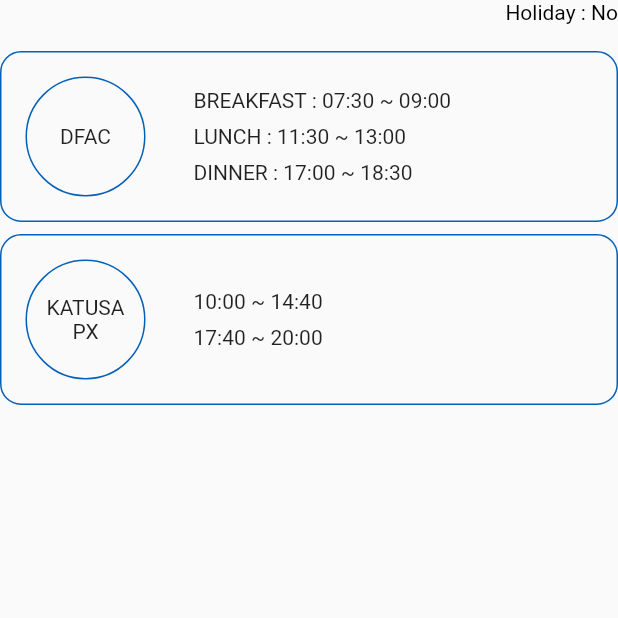
After one commit to kohj1018/my_casey, a Flutter app: the OpeningHoursScreen screen opened directly, on a phone screen of 412 x 824 dp, the top half of it. The commit adds this screen. Run offline on Flutter 3.47's test engine with Material 2 defaults, Android fonts, the phone set to English and light mode, and no system bars; our stand-ins replace easy_localization, shared_preferences, table_calendar; accounts and stored records are empty.

Commit message:
[add] 운영 시간 페이지 및 로직 구현 완료

```diff
--- a/assets/translations/en.json
+++ b/assets/translations/en.json
@@ -12,5 +12,6 @@
   "schedule": "Schedule",
   "busTimeTable": "{} Bus Timetable",
   "weekday": "Weekday",
-  "weekend": "Weekend"
+  "weekend": "Weekend",
+  "openingHours": "Opening Hours"
 }
--- a/assets/translations/ko.json
+++ b/assets/translations/ko.json
@@ -12,5 +12,6 @@
   "schedule": "일정",
   "busTimeTable": "{} 버스 시간표",
   "weekday": "평일",
-  "weekend": "휴일"
+  "weekend": "휴일",
+  "openingHours": "운영 시간"
 }
--- /dev/null
+++ b/lib/component/opening_hours_card.dart
@@ -0,0 +1,118 @@
+import 'package:flutter/material.dart';
+import 'package:my_casey/const/colors.dart';
+import 'package:my_casey/screen/detail_opening_hours_screen.dart';
+
+class OpeningHoursCard extends StatelessWidget {
+
+  final String facilityType;
+  final bool isWeekend;
+  final bool isTomorrowWeekend;
+
+  const OpeningHoursCard({
+    required this.facilityType,
+    required this.isWeekend,
+    required this.isTomorrowWeekend,
+    Key? key
+  }) : super(key: key);
+
+  @override
+  Widget build(BuildContext context) {
+    List<Widget> resultText = [];
+
+    switch (facilityType) {
+      case 'DFAC':
+        resultText = (isWeekend ? [
+          Text("BRUNCH : 09:30 ~ 13:00"),
+          SizedBox(height: 8.0),
+          Text("SUPPER : 17:00 ~ 18:30"),
+        ] : [
+          Text("BREAKFAST : 07:30 ~ 09:00"),
+          SizedBox(height: 8.0),
+          Text("LUNCH : 11:30 ~ 13:00"),
+          SizedBox(height: 8.0),
+          Text("DINNER : 17:00 ~ 18:30"),
+        ]);
+        break;
+      case 'KATUSA PX':
+        if (isWeekend) {
+          resultText = [
+            const Text(
+              "CLOSED",
+              style: TextStyle(color: Colors.red),
+            )
+          ];
+        } else {
+          DateTime today = DateTime.now();
+          if (today.day == DateTime.friday || isTomorrowWeekend) {
+            resultText = [Text("10:00 ~ 14:40")];
+          } else if (today.day == DateTime.wednesday) {
+            resultText = [
+              Text("11:00 ~ 12:00"),
+              SizedBox(height: 8.0),
+              Text("17:40 ~ 20:00"),
+            ];
+          } else {
+            resultText = [
+              Text("10:00 ~ 14:40"),
+              SizedBox(height: 8.0),
+              Text("17:40 ~ 20:00"),
+            ];
+          }
+        }
+        break;
+    }
+
+    return GestureDetector(
+      onTap: () {
+        Navigator.push(
+          context,
+          MaterialPageRoute(
+            builder: (context) => DetailOpeningHoursScreen(),
+          ),
+        );
+      },
+      child: Container(
+        decoration: BoxDecoration(
+          border: Border.all(
+            width: 1.0,
+            color: PRIMARY_COLOR,
+          ),
+          borderRadius: BorderRadius.circular(14.0),
+        ),
+        child: Padding(
+          padding: const EdgeInsets.all(16.0),
+          child: IntrinsicHeight(
+            child: Row(
+              crossAxisAlignment: CrossAxisAlignment.center,
+              children: [
+                Container(
+                  height: 80.0,
+                  width: 80.0,
+                  decoration: BoxDecoration(
+                    shape: BoxShape.circle,
+                    border: Border.all(
+                      color: PRIMARY_COLOR,
+                      width: 1,
+                    ),
+                  ),
+                  child: Center(
+                    child: Text(
+                      (facilityType == "KATUSA PX" ? "KATUSA\nPX" : facilityType),
+                      textAlign: TextAlign.center,
+                    ),
+                  ),
+                ),
+                SizedBox(width: 32.0),
+                Column(
+                  crossAxisAlignment: CrossAxisAlignment.start,
+                  mainAxisAlignment: MainAxisAlignment.center,
+                  children: resultText,
+                ),
+              ],
+            ),
+          ),
+        ),
+      ),
+    );
+  }
+}
--- /dev/null
+++ b/lib/function/isKATUSAPXOpen.dart
@@ -0,0 +1,17 @@
+import 'package:my_casey/const/weekend_list.dart';
+
+bool isKATUSAPXOpen() {
+  DateTime today = DateTime.now();
+
+  if (today.weekday == DateTime.saturday || today.weekday == DateTime.sunday) {
+    return true;
+  }
+
+  for (List<int> weekendDay in WEEKEND_LIST) {
+    if (today.year == weekendDay[0] && today.month == weekendDay[1] && today.day == weekendDay[2]) {
+      return true;
+    }
+  }
+
+  return false;
+}
--- /dev/null
+++ b/lib/function/isTomorrowWeekend.dart
@@ -0,0 +1,17 @@
+import 'package:my_casey/const/weekend_list.dart';
+
+bool isTomorrowWeekend() {
+  DateTime tomorrow = DateTime.now().add(const Duration(days: 1));
+
+  if (tomorrow.weekday == DateTime.saturday || tomorrow.weekday == DateTime.sunday) {
+    return true;
+  }
+
+  for (List<int> weekendDay in WEEKEND_LIST) {
+    if (tomorrow.year == weekendDay[0] && tomorrow.month == weekendDay[1] && tomorrow.day == weekendDay[2]) {
+      return true;
+    }
+  }
+
+  return false;
+}
--- /dev/null
+++ b/lib/screen/detail_opening_hours_screen.dart
@@ -0,0 +1,15 @@
+import 'package:flutter/material.dart';
+
+class DetailOpeningHoursScreen extends StatefulWidget {
+  const DetailOpeningHoursScreen({Key? key}) : super(key: key);
+
+  @override
+  State<DetailOpeningHoursScreen> createState() => _DetailOpeningHoursScreenState();
+}
+
+class _DetailOpeningHoursScreenState extends State<DetailOpeningHoursScreen> {
+  @override
+  Widget build(BuildContext context) {
+    return const Placeholder();
+  }
+}
--- a/lib/screen/home_screen.dart
+++ b/lib/screen/home_screen.dart
@@ -2,6 +2,7 @@ import 'package:easy_localization/easy_localization.dart';
 import 'package:flutter/material.dart';
 import 'package:my_casey/screen/bus_schedule_screen.dart';
 import 'package:my_casey/screen/calendar_screen.dart';
+import 'package:my_casey/screen/opening_hours_screen.dart';
 
 class HomeScreen extends StatefulWidget {
   const HomeScreen({Key? key}) : super(key: key);
@@ -26,6 +27,7 @@ class _HomeScreenState extends State<HomeScreen> {
     final List<Widget> _widgetOptions = [
       const BusScheduleScreen(),
       const CalendarScreen(),
+      const OpeningHoursScreen(),
     ];
 
     return Scaffold(
@@ -45,6 +47,10 @@ class _HomeScreenState extends State<HomeScreen> {
             icon: const Icon(Icons.calendar_month),
             label: '${'schedule'.tr()}(v3)',
           ),
+          BottomNavigationBarItem(
+            icon: const Icon(Icons.punch_clock),
+            label: 'openingHours'.tr(),
+          ),
         ],
         currentIndex: _selectedTapIdx,
         onTap: _onItemTapped,
--- /dev/null
+++ b/lib/screen/opening_hours_screen.dart
@@ -0,0 +1,61 @@
+import 'package:flutter/material.dart';
+import 'package:easy_localization/easy_localization.dart';
+import 'package:my_casey/component/opening_hours_card.dart';
+import 'package:my_casey/function/isTodayWeekend.dart';
+import 'package:my_casey/function/isTomorrowWeekend.dart';
+
+class OpeningHoursScreen extends StatefulWidget {
+  const OpeningHoursScreen({Key? key}) : super(key: key);
+
+  @override
+  State<OpeningHoursScreen> createState() => _OpeningHoursScreenState();
+}
+
+class _OpeningHoursScreenState extends State<OpeningHoursScreen> {
+  @override
+  Widget build(BuildContext context) {
+    bool isWeekend = isTodayWeekend();
+    bool isNextDayWeekend = isTomorrowWeekend();
+
+    return Scaffold(
+      body: SafeArea(
+        child: Column(
+          crossAxisAlignment: CrossAxisAlignment.stretch,
+          children: [
+            Row(
+              mainAxisAlignment: MainAxisAlignment.end,
+              children: [
+                RichText(
+                  text: TextSpan(
+                      text: 'holidayOrNot'.tr(),
+                      style: const TextStyle(color: Colors.black),
+                      children: [
+                        TextSpan(
+                          text: isWeekend ? 'Yes' : 'No',
+                          style: TextStyle(
+                              color: isWeekend ? Colors.red : Colors.black
+                          ),
+                        )
+                      ]
+                  ),
+                ),
+              ],
+            ),
+            const SizedBox(height: 18.0),
+            OpeningHoursCard(
+              facilityType: "DFAC",
+              isWeekend: isWeekend,
+              isTomorrowWeekend: isNextDayWeekend,
+            ),
+            const SizedBox(height: 8.0),
+            OpeningHoursCard(
+              facilityType: "KATUSA PX",
+              isWeekend: isWeekend,
+              isTomorrowWeekend: isNextDayWeekend,
+            ),
+          ],
+        ),
+      ),
+    );
+  }
+}
```
